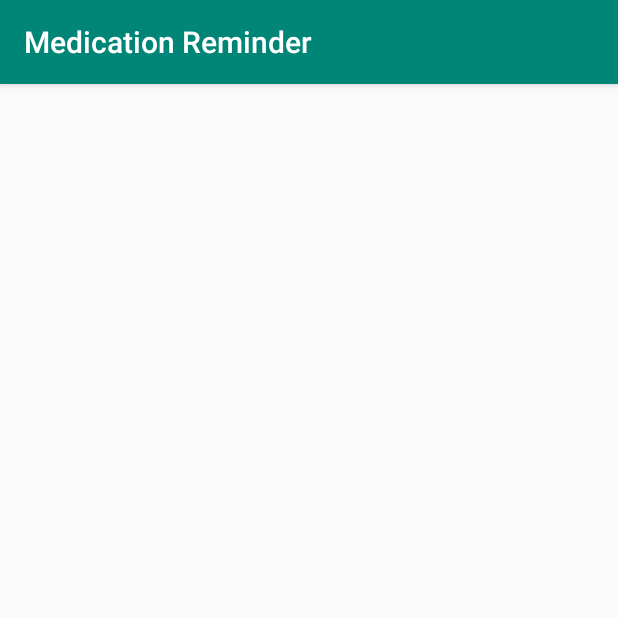
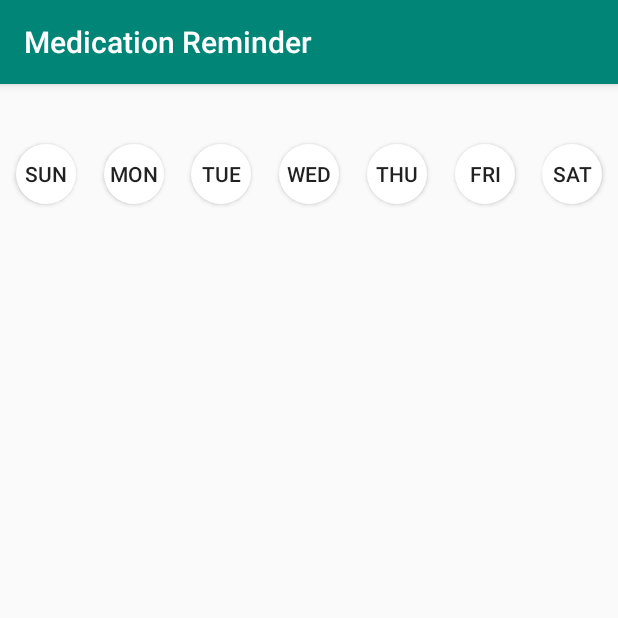
Before and after one commit to Abhilaash/MedicationReminder, an Android app: the AddMedication screen opened directly, with no data from a screen before it, on a phone screen of 412 x 824 dp, the top half of it. Run offline under Robolectric (Android 15) with nearby library versions, the phone set to English and light mode, and no system bars.

Commit message:
Add Medication Screen not crashing

```diff
--- a/app/src/main/res/layout/activity_add_medication.xml
+++ b/app/src/main/res/layout/activity_add_medication.xml
@@ -5,82 +5,101 @@
     android:layout_width="match_parent"
     android:layout_height="match_parent"
     tools:context=".AddMedication">
-    <ListView
-        android:layout_width="match_parent"
-        android:layout_height="match_parent">
+
     <ToggleButton
         android:id="@+id/sunday"
         android:layout_width="40dp"
         android:layout_height="40dp"
+        android:layout_marginTop="40dp"
         android:background="@drawable/round_button"
-            android:layout_marginTop="64dp"
         android:textOff="Sun"
         android:textOn="Sun"
         app:layout_constraintEnd_toStartOf="@+id/monday"
-            app:layout_constraintStart_toStartOf="parent" />
+        app:layout_constraintHorizontal_bias="0.5"
+        app:layout_constraintStart_toStartOf="parent"
+        app:layout_constraintTop_toTopOf="parent" />
 
     <ToggleButton
         android:id="@+id/monday"
         android:layout_width="40dp"
         android:layout_height="40dp"
+        android:layout_marginStart="8dp"
+        android:layout_marginTop="40dp"
         android:background="@drawable/round_button"
-            android:layout_marginStart="8dp"
-            android:layout_marginTop="64dp"
         android:textOff="Mon"
         android:textOn="Mon"
-            app:layout_constraintLeft_toRightOf="@id/sunday" />
+        app:layout_constraintEnd_toStartOf="@+id/tuesday"
+        app:layout_constraintHorizontal_bias="0.5"
+        app:layout_constraintStart_toEndOf="@+id/sunday"
+        app:layout_constraintTop_toTopOf="parent" />
 
     <ToggleButton
         android:id="@+id/tuesday"
         android:layout_width="40dp"
         android:layout_height="40dp"
+        android:layout_marginStart="8dp"
+        android:layout_marginTop="40dp"
         android:background="@drawable/round_button"
-            android:layout_marginStart="8dp"
-            android:layout_marginTop="64dp"
         android:textOff="Tue"
         android:textOn="Tue"
-            app:layout_constraintLeft_toRightOf="@id/monday" />
+        app:layout_constraintEnd_toStartOf="@+id/wednesday"
+        app:layout_constraintHorizontal_bias="0.5"
+        app:layout_constraintStart_toEndOf="@+id/monday"
+        app:layout_constraintTop_toTopOf="parent" />
 
     <ToggleButton
         android:id="@+id/wednesday"
         android:layout_width="40dp"
         android:layout_height="40dp"
+        android:layout_marginStart="8dp"
+        android:layout_marginTop="40dp"
         android:background="@drawable/round_button"
-            android:layout_marginStart="8dp"
-            android:layout_marginTop="64dp"
         android:textOff="Wed"
         android:textOn="Wed"
-            app:layout_constraintLeft_toRightOf="@id/tuesday"/>
+        app:layout_constraintEnd_toStartOf="@+id/thursday"
+        app:layout_constraintHorizontal_bias="0.5"
+        app:layout_constraintStart_toEndOf="@+id/tuesday"
+        app:layout_constraintTop_toTopOf="parent" />
 
     <ToggleButton
         android:id="@+id/thursday"
         android:layout_width="40dp"
         android:layout_height="40dp"
+        android:layout_marginStart="8dp"
+        android:layout_marginTop="40dp"
         android:background="@drawable/round_button"
-            android:layout_marginStart="8dp"
-            android:layout_marginTop="64dp"
         android:textOff="Thu"
         android:textOn="Thu"
-            app:layout_constraintLeft_toRightOf="@id/wednesday"/>
+        app:layout_constraintEnd_toStartOf="@+id/friday"
+        app:layout_constraintHorizontal_bias="0.5"
+        app:layout_constraintStart_toEndOf="@+id/wednesday"
+        app:layout_constraintTop_toTopOf="parent" />
+
     <ToggleButton
         android:id="@+id/friday"
         android:layout_width="40dp"
         android:layout_height="40dp"
+        android:layout_marginStart="8dp"
+        android:layout_marginTop="40dp"
         android:background="@drawable/round_button"
-            android:layout_marginStart="8dp"
-            android:layout_marginTop="64dp"
         android:textOff="Fri"
         android:textOn="Fri"
-            app:layout_constraintLeft_toRightOf="@id/thursday"/>
+        app:layout_constraintEnd_toStartOf="@+id/saturday"
+        app:layout_constraintHorizontal_bias="0.5"
+        app:layout_constraintStart_toEndOf="@+id/thursday"
+        app:layout_constraintTop_toTopOf="parent" />
+
     <ToggleButton
         android:id="@+id/saturday"
         android:layout_width="40dp"
         android:layout_height="40dp"
+        android:layout_marginStart="8dp"
+        android:layout_marginTop="40dp"
         android:background="@drawable/round_button"
-            android:layout_marginStart="8dp"
-            android:layout_marginTop="64dp"
         android:textOff="Sat"
         android:textOn="Sat"
-            app:layout_constraintLeft_toRightOf="@id/friday"/>
-    </ListView>
+        app:layout_constraintEnd_toEndOf="parent"
+        app:layout_constraintHorizontal_bias="0.5"
+        app:layout_constraintStart_toEndOf="@+id/friday"
+        app:layout_constraintTop_toTopOf="parent" />
 </android.support.constraint.ConstraintLayout>
```
Lines whose indentation alone changed are shown as unchanged.
